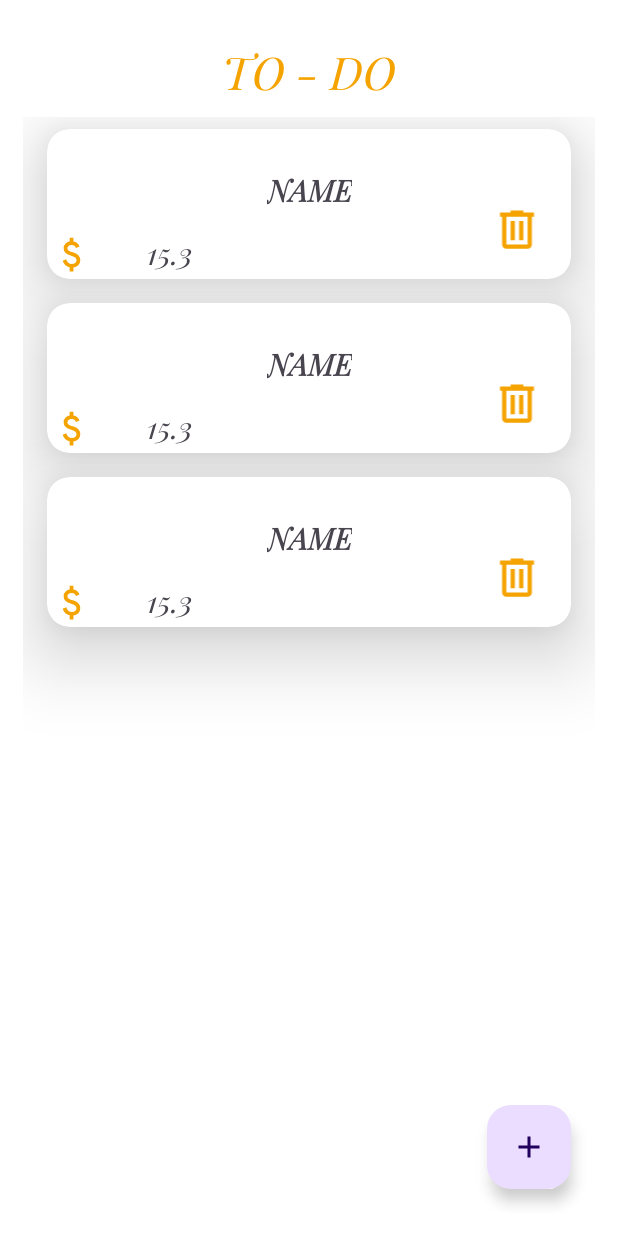
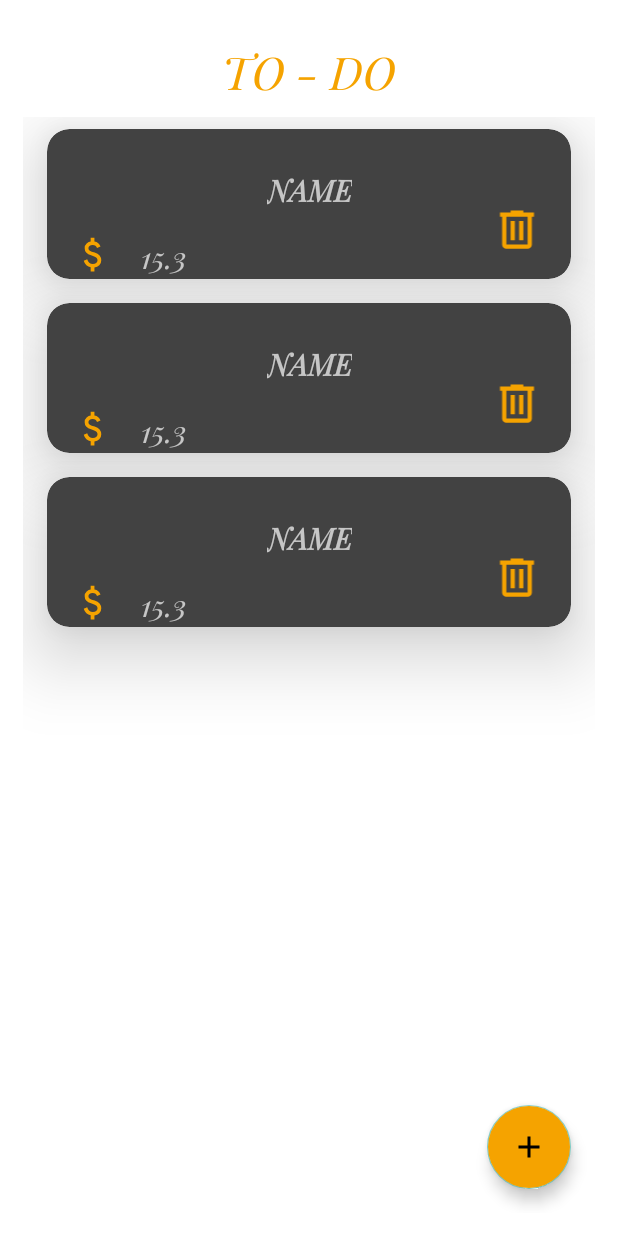
Before and after one commit to clerodri/ReafApp, an Android app: the layout fragment_todo.xml on its own in the app's theme, with its tools: preview values and no code run, on a phone screen of 412 x 824 dp. Run offline under Robolectric (Android 15) with nearby library versions, the phone set to English and light mode, and no system bars.

Commit message:
agregando cambios estilo

```diff
--- a/app/src/main/AndroidManifest.xml
+++ b/app/src/main/AndroidManifest.xml
@@ -13,7 +13,7 @@
         android:name=".ReafApp"
         android:roundIcon="@mipmap/ic_launcher_round"
         android:supportsRtl="true"
-        android:theme="@style/Theme.MemitoApp"
+        android:theme="@style/MemitoAppNoActionBar"
         tools:targetApi="31">
         <activity
             android:name=".ui.MainActivity"
--- a/app/src/main/java/com/clerodri/memitoapp/ui/todo/TodoFragment.kt
+++ b/app/src/main/java/com/clerodri/memitoapp/ui/todo/TodoFragment.kt
@@ -82,7 +82,7 @@
                 todoViewModel.validationEvents.collect{
                     when(it) {
                         is TodoViewModel.ValidationEvent.Success -> {
-                             val todo = TodoInfo(etName.text.toString(),etValue.text.toString())
+                             val todo = TodoInfo(etName.text.toString().uppercase(),etValue.text.toString())
                              todoViewModel.onEvent(TodoEvent.AddTodo(todo))
                              dialog.hide()
                              etName.text.clear()
--- a/app/src/main/res/layout/fragment_record.xml
+++ b/app/src/main/res/layout/fragment_record.xml
@@ -4,7 +4,7 @@
     android:layout_width="match_parent"
     android:layout_height="match_parent"
     xmlns:app="http://schemas.android.com/apk/res-auto"
-    android:background="@color/p"
+    android:background="@color/white"
     tools:context=".ui.record.RecordFragment">
 
     <TextView
@@ -37,8 +37,9 @@
         android:id="@+id/btn_clear"
         android:layout_width="130dp"
         android:layout_height="50dp"
+        android:textStyle="bold"
         android:text="@string/clear"
-        android:background="@null"
+        android:textSize="20sp"
         app:layout_constraintEnd_toEndOf="@+id/tvRecord"
         app:layout_constraintTop_toBottomOf="@+id/tvRecord"
         android:layout_margin="32dp"
--- a/app/src/main/res/layout/fragment_todo.xml
+++ b/app/src/main/res/layout/fragment_todo.xml
@@ -40,6 +40,7 @@
         android:layout_gravity="end|bottom"
         android:layout_margin="16dp"
         android:contentDescription="@string/submit"
+        android:backgroundTint="@color/accent"
         android:src="@drawable/add_icon"
         app:layout_constraintBottom_toBottomOf="parent"
         app:layout_constraintEnd_toEndOf="parent" />
--- a/app/src/main/res/layout/item_todo.xml
+++ b/app/src/main/res/layout/item_todo.xml
@@ -33,20 +33,23 @@
             android:layout_height="30dp"
             android:src="@drawable/dolar_iconpx"
             app:layout_constraintBottom_toBottomOf="parent"
-            app:layout_constraintEnd_toStartOf="@+id/tvValor"
+            android:layout_marginStart="15dp"
+            app:layout_constraintStart_toStartOf="parent"
             app:layout_constraintTop_toTopOf="parent"
-            app:layout_constraintVertical_bias="0.98" />
+            app:layout_constraintVertical_bias="0.985" />
 
         <TextView
             android:id="@+id/tvValor"
             android:layout_width="100dp"
             android:layout_height="wrap_content"
+            android:layout_marginEnd="240dp"
             android:textAlignment="center"
             android:textSize="20sp"
+            app:layout_constraintStart_toEndOf="@+id/ivDolar"
             app:layout_constraintBottom_toBottomOf="parent"
-            app:layout_constraintEnd_toStartOf="@id/tvTodoName"
+            app:layout_constraintEnd_toEndOf="parent"
             app:layout_constraintTop_toTopOf="parent"
-            app:layout_constraintVertical_bias="0.94"
+            app:layout_constraintVertical_bias="0.985"
             tools:text="15.3" />
 
         <ImageView
--- a/app/src/main/res/values/themes.xml
+++ b/app/src/main/res/values/themes.xml
@@ -7,4 +7,9 @@
     </style>
 
     <style name="Theme.MemitoApp" parent="Base.Theme.MemitoApp" />
+    <style name="MemitoAppNoActionBar" parent="Theme.AppCompat.NoActionBar">
+        <item name="android:fontFamily">@font/playfairitalic_variablefont_wght</item>
+        <item name="android:windowFullscreen">true</item>
+
+    </style>
 </resources>
```
